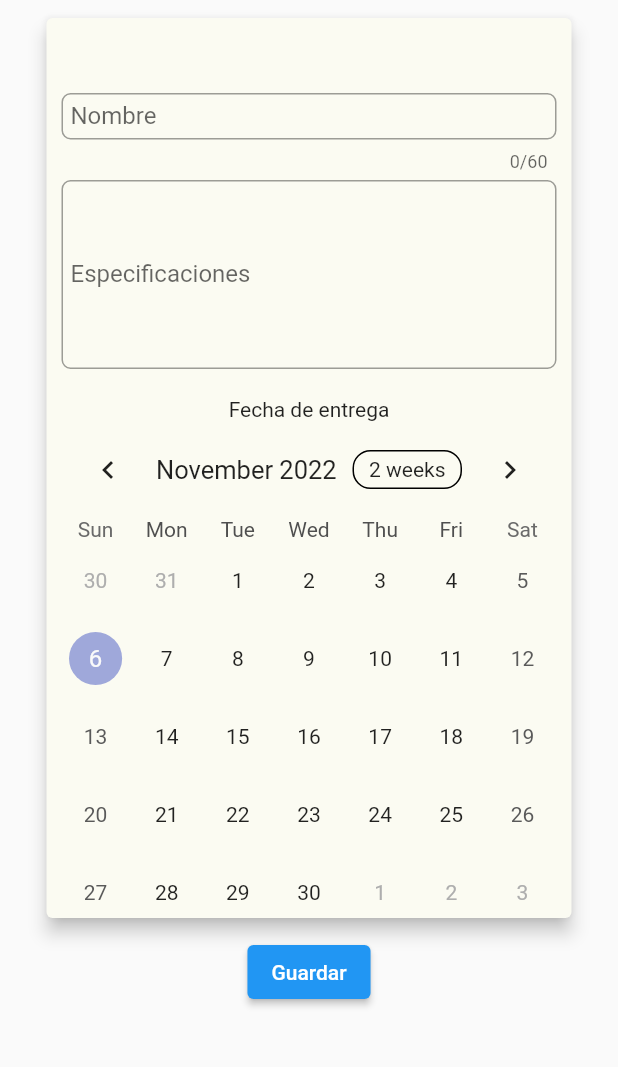
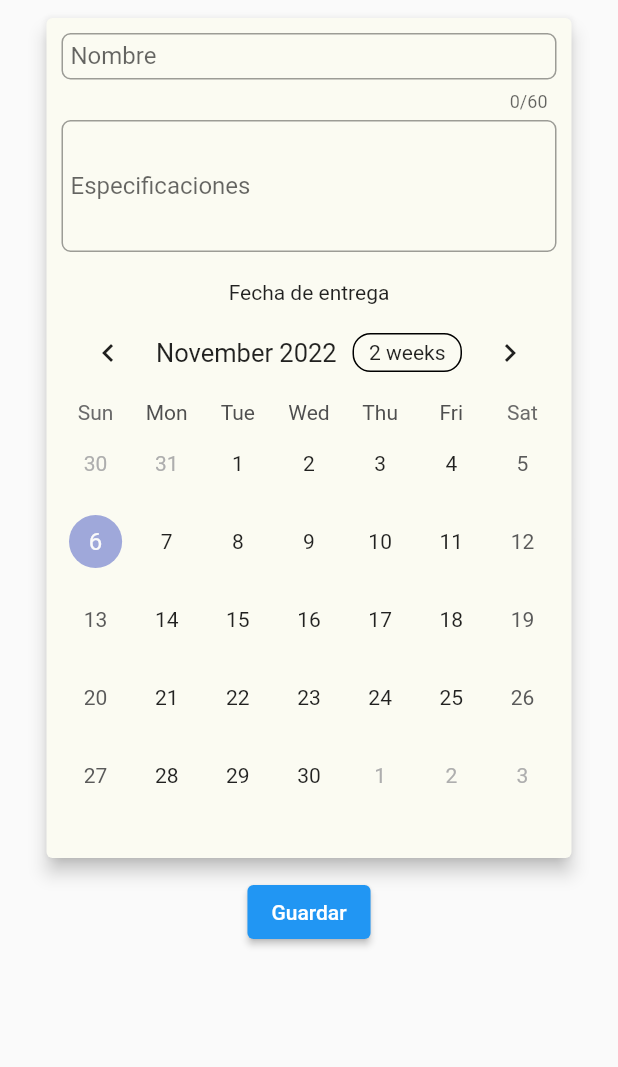
Before and after one commit to crooford/thimblestock, a Flutter app: the ProjectsPage screen opened directly, after a tap on the "add" icon, on a phone screen of 412 x 824 dp, the part 84-1151 px from its top. Run offline on Flutter 3.47's test engine with Material 2 defaults, Android fonts, the phone set to English and light mode, and no system bars; drawn by our look-alikes of table_calendar; missing offline and left inert: dart:html, flutter_masonry_view; Roboto replaces fonts that are missing (Poppins).

Commit message:
cambios-tamaños

```diff
--- a/lib/view/pages/newproject.dart
+++ b/lib/view/pages/newproject.dart
@@ -37,11 +37,11 @@ class _NewProjectState extends State<NewProject> {
                   color: const Color(0xFFFBFBF2),
                   child: SizedBox(
                             width: 350,
-                            height: 600,
+                            height: 560,
                             child: Column(
                               children: [
                                 const SizedBox(
-                                  height: 50,
+                                  height: 10,
                                 ),
                                 _clientName(),
                                 _description(),
@@ -114,8 +114,8 @@ class _NewProjectState extends State<NewProject> {
           child: TextFormField(
             keyboardType: TextInputType.text,
             textInputAction: TextInputAction.done,
-            minLines: 6,
-            maxLines: 10,
+            minLines: 4,
+            maxLines: 5,
             decoration: const InputDecoration(
                 isDense: true,
                 contentPadding: EdgeInsets.all(6),
--- a/lib/view/pages/projects.dart
+++ b/lib/view/pages/projects.dart
@@ -47,7 +47,7 @@ class ProjectsPage extends StatelessWidget {
                 children: [
                   const Text("Barra de Busqueda"),
                   Padding(
-                    padding: const EdgeInsetsDirectional.fromSTEB(210, 0, 0, 0),
+                    padding: const EdgeInsetsDirectional.fromSTEB(10, 0, 0, 0),
                     child: IconButton(
                       icon:const Icon(Icons.search),
                       onPressed: (){},
```
